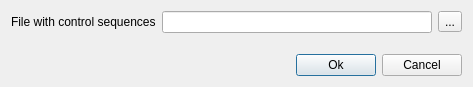
The window that src/plugins/expert_discovery/src/ui/ExpertDiscoveryControlDialog.ui (violethaze74/ugene) describes before a commit, drawn with Qt 5.
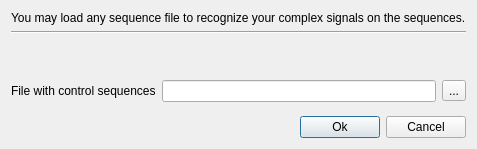
The same window after the commit. Icons and pictures are not drawn.

What changed in the file:
```diff
--- a/src/plugins/expert_discovery/src/ui/ExpertDiscoveryControlDialog.ui
+++ b/src/plugins/expert_discovery/src/ui/ExpertDiscoveryControlDialog.ui
@@ -9,8 +9,8 @@
    <rect>
     <x>0</x>
     <y>0</y>
-    <width>473</width>
-    <height>87</height>
+    <width>426</width>
+    <height>149</height>
    </rect>
   </property>
   <property name="sizePolicy">
@@ -32,23 +32,50 @@
   <layout class="QVBoxLayout" name="verticalLayout">
    <item>
     <layout class="QGridLayout" name="gridLayout">
-     <item row="0" column="0">
+     <item row="3" column="0">
       <widget class="QLabel" name="label_2">
        <property name="text">
         <string>File with control sequences</string>
        </property>
       </widget>
      </item>
-     <item row="0" column="1" colspan="2">
+     <item row="3" column="1" colspan="2">
       <widget class="QLineEdit" name="firstFileEdit"/>
      </item>
-     <item row="0" column="3">
+     <item row="3" column="3">
       <widget class="QToolButton" name="openFirstButton">
        <property name="text">
         <string>...</string>
        </property>
       </widget>
      </item>
+     <item row="0" column="0" colspan="4">
+      <widget class="QLabel" name="label">
+       <property name="text">
+        <string>You may load any sequence file to recognize your complex signals on the sequences.</string>
+       </property>
+      </widget>
+     </item>
+     <item row="2" column="0">
+      <spacer name="verticalSpacer_2">
+       <property name="orientation">
+        <enum>Qt::Vertical</enum>
+       </property>
+       <property name="sizeHint" stdset="0">
+        <size>
+         <width>20</width>
+         <height>40</height>
+        </size>
+       </property>
+      </spacer>
+     </item>
+     <item row="1" column="0" colspan="4">
+      <widget class="Line" name="line">
+       <property name="orientation">
+        <enum>Qt::Horizontal</enum>
+       </property>
+      </widget>
+     </item>
     </layout>
    </item>
    <item>
```
